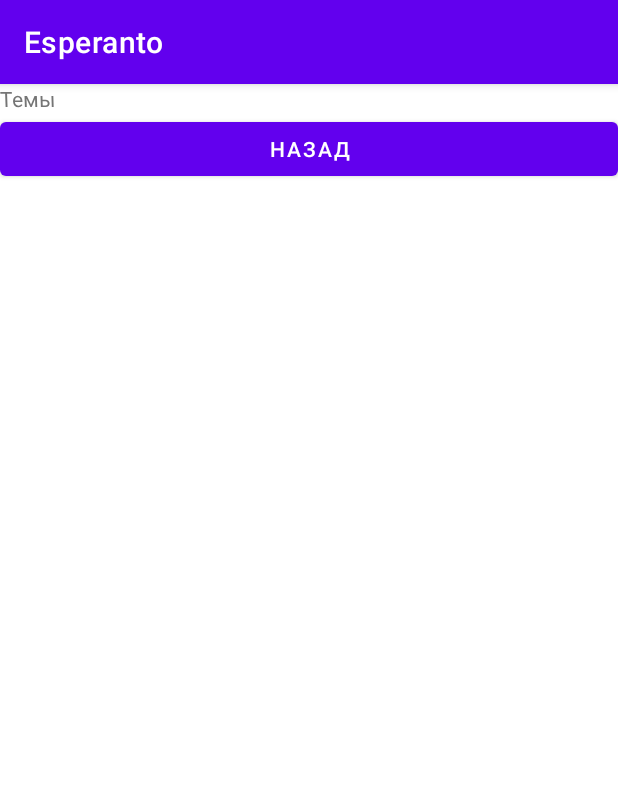
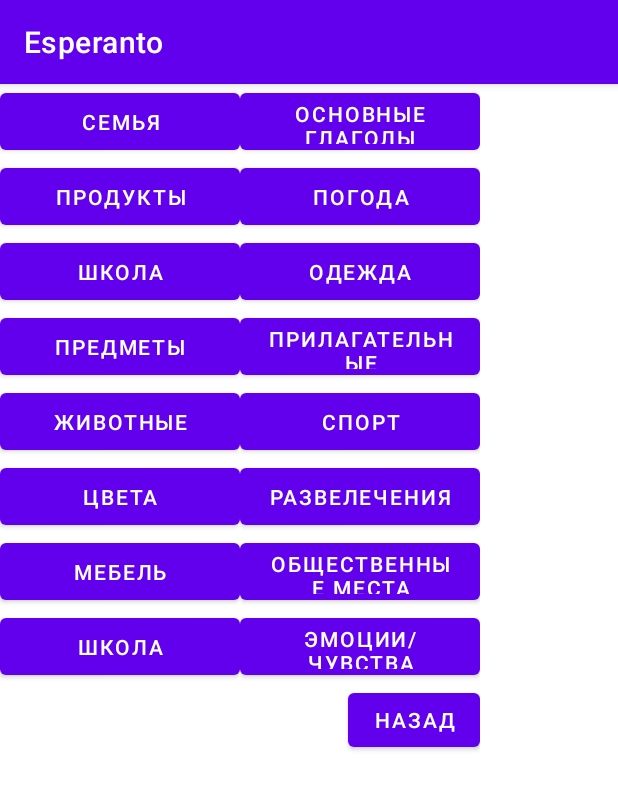
Before and after one commit to Klyushova/Esperanto, an Android app: the MenuWord screen opened directly, with no data from a screen before it, on a phone screen of 412 x 824 dp. Shown: the top 790 px of the screen. Run offline under Robolectric (Android 15) with nearby library versions, the phone set to English and light mode, and no system bars.

Commit message:
menu_world obnova

```diff
--- a/app/src/main/res/layout/menu_word.xml
+++ b/app/src/main/res/layout/menu_word.xml
@@ -1,21 +1,128 @@
 <?xml version="1.0" encoding="utf-8"?>
-<LinearLayout   xmlns:android="http://schemas.android.com/apk/res/android"
+<LinearLayout xmlns:android="http://schemas.android.com/apk/res/android"
     android:layout_width="match_parent"
     android:layout_height="match_parent"
-    android:orientation="vertical"
-    android:gravity="top">
+    android:gravity="fill|top"
+    android:orientation="horizontal">
 
-    <TextView
-        android:layout_width="match_parent"
+    <LinearLayout
+        android:layout_width="wrap_content"
         android:layout_height="wrap_content"
-        android:gravity="top"
-        android:rotationX="-4"
-        android:text="Темы" />
-    <Button
-        android:id="@+id/button"
-        android:layout_width="match_parent"
-        android:layout_height="wrap_content"
-        android:orientation="vertical"
-        android:text="Назад" />
+        android:orientation="vertical">
+
+        <Button
+            android:layout_width="160dp"
+            android:layout_height="50dp"
+            android:layout_gravity="center"
+            android:text="Семья" />
+
+        <Button
+            android:layout_width="160dp"
+            android:layout_height="50dp"
+            android:layout_gravity="center"
+            android:text="продукты" />
+
+        <Button
+            android:layout_width="160dp"
+            android:layout_height="50dp"
+            android:layout_gravity="center"
+            android:text="школа" />
+
+        <Button
+            android:layout_width="160dp"
+            android:layout_height="50dp"
+            android:layout_gravity="center"
+            android:text="предметы" />
+
+        <Button
+            android:layout_width="160dp"
+            android:layout_height="50dp"
+            android:layout_gravity="center"
+            android:text="животные" />
+
+        <Button
+            android:layout_width="160dp"
+            android:layout_height="50dp"
+            android:layout_gravity="center"
+            android:text="Цвета" />
+
+        <Button
+            android:layout_width="160dp"
+            android:layout_height="50dp"
+            android:layout_gravity="center"
+            android:text="мебель" />
+
+        <Button
+            android:layout_width="160dp"
+            android:layout_height="50dp"
+            android:layout_gravity="center"
+            android:text="школа" />
+
+
+    </LinearLayout>
+
+    <LinearLayout
+        android:layout_width="wrap_content"
+        android:layout_height="match_parent"
+        android:orientation="vertical">
+
+        <Button
+            android:layout_width="160dp"
+            android:layout_height="50dp"
+            android:layout_gravity="center"
+            android:text="основные глаголы" />
+
+        <Button
+            android:layout_width="160dp"
+            android:layout_height="50dp"
+            android:layout_gravity="center"
+            android:text="погода" />
+
+        <Button
+            android:layout_width="160dp"
+            android:layout_height="50dp"
+            android:layout_gravity="center"
+            android:text="одежда" />
+
+        <Button
+            android:layout_width="160dp"
+            android:layout_height="50dp"
+            android:layout_gravity="center"
+            android:text="прилагательные" />
+
+        <Button
+            android:layout_width="160dp"
+            android:layout_height="50dp"
+            android:layout_gravity="center"
+            android:text="спорт" />
+
+        <Button
+            android:layout_width="160dp"
+            android:layout_height="50dp"
+            android:layout_gravity="center"
+            android:text="развелечения" />
+
+        <Button
+            android:layout_width="160dp"
+            android:layout_height="50dp"
+            android:layout_gravity="center"
+            android:text="общественные места" />
+
+        <Button
+            android:layout_width="160dp"
+            android:layout_height="50dp"
+            android:layout_gravity="center"
+            android:text="эмоции/чувства" />
+
+        <Button
+            android:id="@+id/button"
+            android:layout_width="wrap_content"
+            android:layout_height="wrap_content"
+            android:layout_gravity="bottom|end"
+            android:orientation="horizontal"
+            android:text="Назад" />
+
+    </LinearLayout>
+
 
 </LinearLayout>
```
